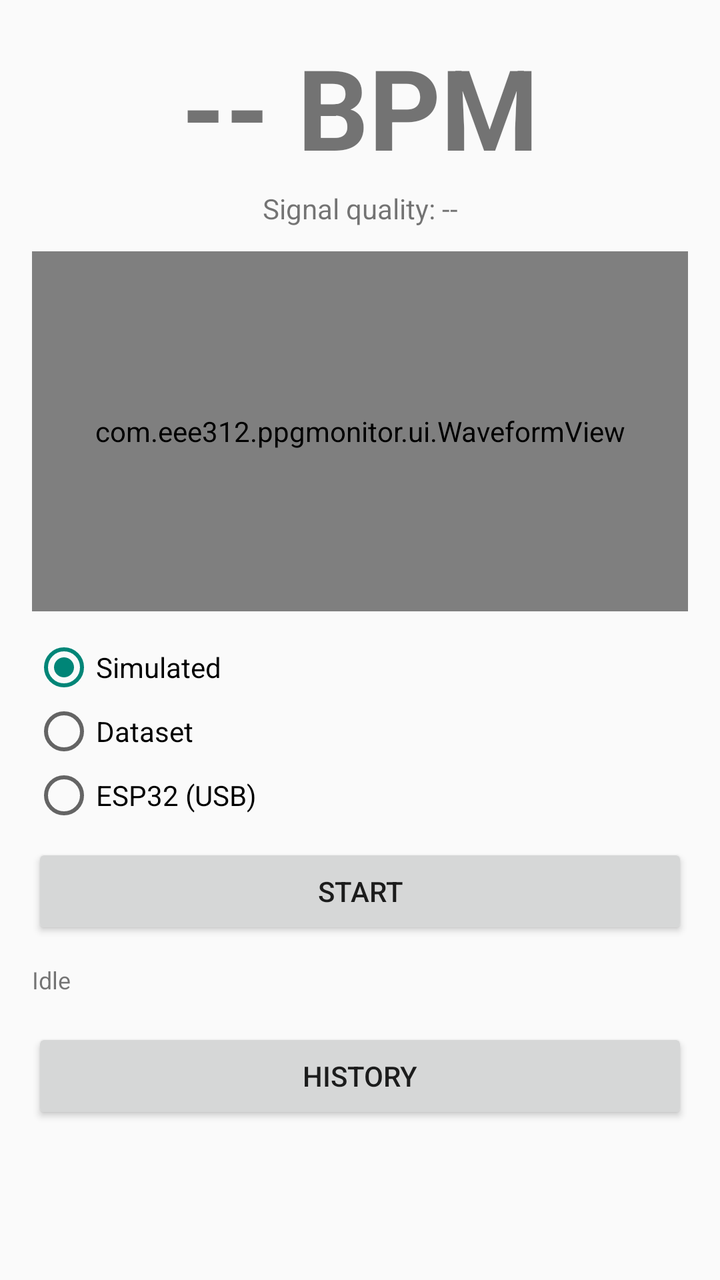
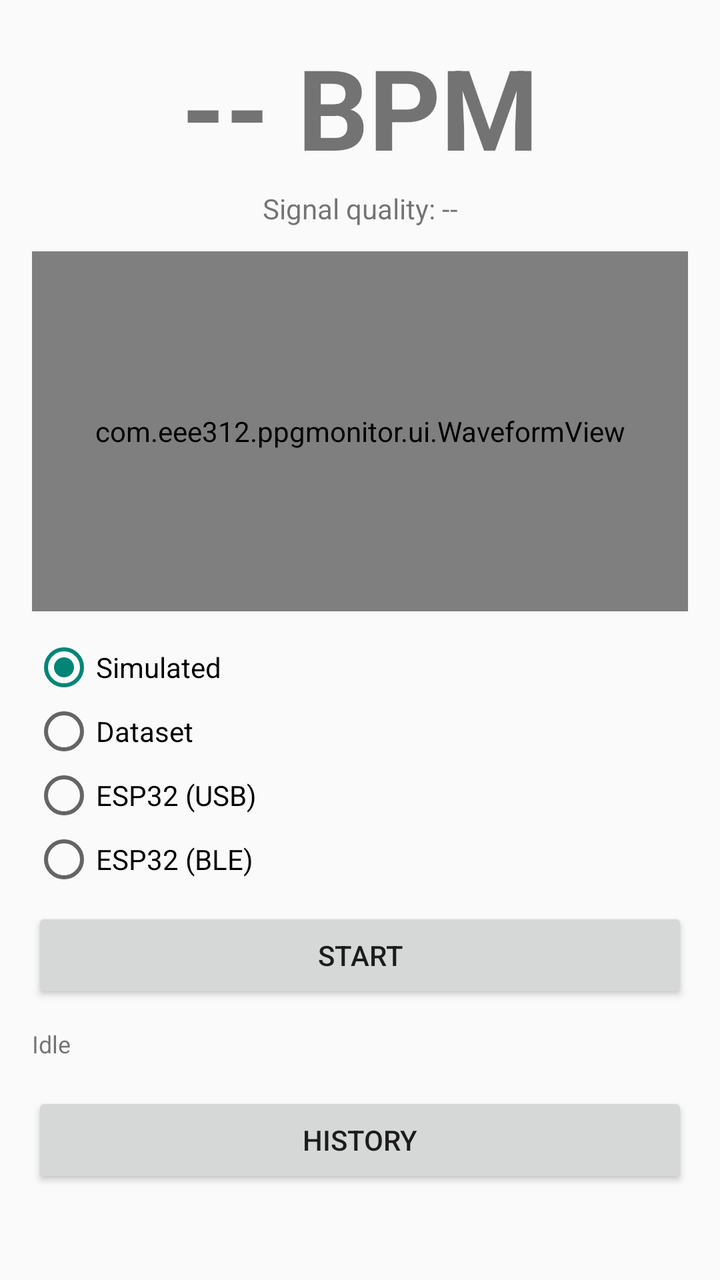

Two renders of the same Android screen: before a commit and after it. Below are the layout's source before the change and the commit's diff.
<!-- AndroidManifest.xml: activity theme Theme.PPGMonitor -->
<!-- res/layout/activity_main.xml -->
<?xml version="1.0" encoding="utf-8"?>
<ScrollView xmlns:android="http://schemas.android.com/apk/res/android"
    android:layout_width="match_parent"
    android:layout_height="match_parent">

<LinearLayout
    android:layout_width="match_parent"
    android:layout_height="wrap_content"
    android:orientation="vertical"
    android:padding="16dp">

    <TextView
        android:id="@+id/tvHr"
        android:layout_width="match_parent"
        android:layout_height="wrap_content"
        android:text="-- BPM"
        android:textSize="56sp"
        android:textStyle="bold"
        android:gravity="center"
        android:layout_marginBottom="4dp" />

    <TextView
        android:id="@+id/tvRefHr"
        android:layout_width="match_parent"
        android:layout_height="wrap_content"
        android:text=""
        android:textSize="14sp"
        android:textStyle="bold"
        android:textColor="#1565C0"
        android:gravity="center"
        android:visibility="gone"
        android:layout_marginBottom="4dp" />

    <TextView
        android:id="@+id/tvSqi"
        android:layout_width="match_parent"
        android:layout_height="wrap_content"
        android:text="Signal quality: --"
        android:textSize="14sp"
        android:gravity="center"
        android:layout_marginBottom="12dp" />

    <com.eee312.ppgmonitor.ui.WaveformView
        android:id="@+id/waveformView"
        android:layout_width="match_parent"
        android:layout_height="180dp"
        android:layout_marginBottom="12dp" />

    <RadioGroup
        android:id="@+id/rgSource"
        android:layout_width="match_parent"
        android:layout_height="wrap_content"
        android:orientation="vertical"
        android:layout_marginBottom="8dp">

        <RadioButton
            android:id="@+id/rbSimulated"
            android:layout_width="wrap_content"
            android:layout_height="wrap_content"
            android:text="Simulated"
            android:checked="true" />

        <RadioButton
            android:id="@+id/rbDataset"
            android:layout_width="wrap_content"
            android:layout_height="wrap_content"
            android:text="Dataset" />

        <RadioButton
            android:id="@+id/rbUsb"
            android:layout_width="wrap_content"
            android:layout_height="wrap_content"
            android:text="ESP32 (USB)" />
    </RadioGroup>

    <LinearLayout
        android:id="@+id/datasetOptionsPanel"
        android:layout_width="match_parent"
        android:layout_height="wrap_content"
        android:orientation="vertical"
        android:visibility="gone"
        android:layout_marginBottom="8dp">

        <Spinner
            android:id="@+id/spDataset"
            android:layout_width="match_parent"
            android:layout_height="wrap_content"
            android:layout_marginBottom="8dp" />

        <TextView
            android:layout_width="wrap_content"
            android:layout_height="wrap_content"
            android:text="Playback speed:"
            android:textSize="12sp" />

        <RadioGroup
            android:id="@+id/rgSpeed"
            android:layout_width="match_parent"
            android:layout_height="wrap_content"
            android:orientation="horizontal"
            android:layout_marginBottom="8dp">

            <RadioButton
                android:id="@+id/rb1x"
                android:layout_width="wrap_content"
                android:layout_height="wrap_content"
                android:text="1x"
                android:checked="true" />

            <RadioButton
                android:id="@+id/rb2x"
                android:layout_width="wrap_content"
                android:layout_height="wrap_content"
                android:text="2x"
                android:layout_marginStart="16dp" />

            <RadioButton
                android:id="@+id/rb4x"
                android:layout_width="wrap_content"
                android:layout_height="wrap_content"
                android:text="4x"
                android:layout_marginStart="16dp" />

            <RadioButton
                android:id="@+id/rbFast"
                android:layout_width="wrap_content"
                android:layout_height="wrap_content"
                android:text="Fast"
                android:layout_marginStart="16dp" />
        </RadioGroup>

        <CheckBox
            android:id="@+id/cbLoop"
            android:layout_width="wrap_content"
            android:layout_height="wrap_content"
            android:text="Loop" />

    </LinearLayout>

    <Button
        android:id="@+id/btnStartStop"
        android:layout_width="match_parent"
        android:layout_height="wrap_content"
        android:text="Start" />

    <TextView
        android:id="@+id/tvStatus"
        android:layout_width="match_parent"
        android:layout_height="wrap_content"
        android:text="Idle"
        android:textSize="12sp"
        android:layout_marginTop="12dp" />

    <Button
        android:id="@+id/btnHistory"
        android:layout_width="match_parent"
        android:layout_height="wrap_content"
        android:layout_marginTop="16dp"
        android:text="History" />

</LinearLayout>
</ScrollView>
<!-- resources referenced by this layout -->
<resources>
  <style name="Theme.PPGMonitor" parent="Theme.AppCompat.Light.NoActionBar" />
</resources>

<!-- the commit's change to res/layout/activity_main.xml (unified diff, before → after) -->
@@ -71,6 +71,12 @@
             android:layout_width="wrap_content"
             android:layout_height="wrap_content"
             android:text="ESP32 (USB)" />
+
+        <RadioButton
+            android:id="@+id/rbBle"
+            android:layout_width="wrap_content"
+            android:layout_height="wrap_content"
+            android:text="ESP32 (BLE)" />
     </RadioGroup>
 
     <LinearLayout
